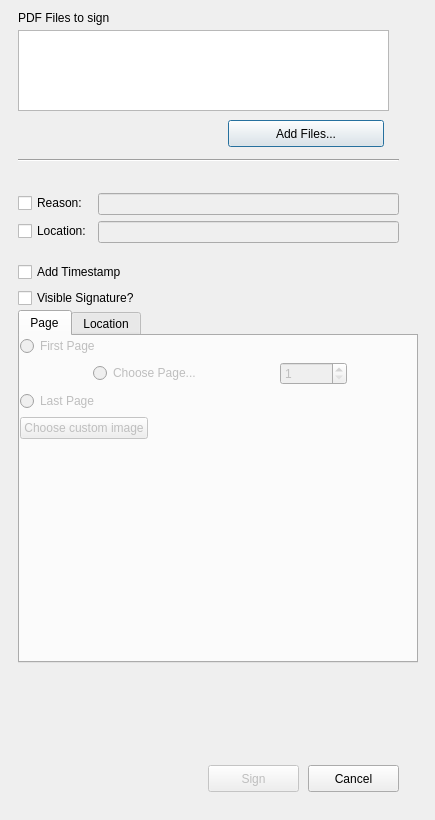
Old version of the form pteid-mw-pt/_src/eidmw/eidgui/PDFSignWindow.ui in the repository amagovpt/autenticacao.gov.
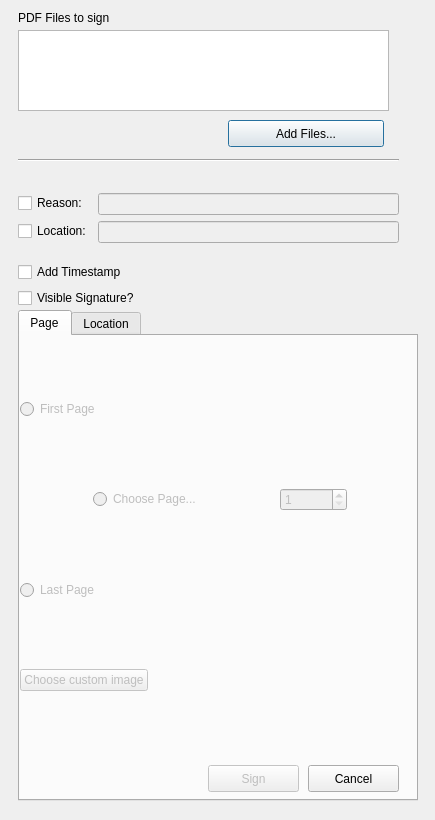
New version of the form. Custom widgets are drawn as their Qt base class.

Commit message: New preview including the default CC logo and the user-selected image

Patch:
```diff
--- a/pteid-mw-pt/_src/eidmw/eidgui/PDFSignWindow.ui
+++ b/pteid-mw-pt/_src/eidmw/eidgui/PDFSignWindow.ui
@@ -82,7 +82,7 @@
       <x>10</x>
       <y>310</y>
       <width>400</width>
-      <height>353</height>
+      <height>491</height>
      </rect>
     </property>
     <layout class="QVBoxLayout" name="vertical_layout_tab1">
@@ -91,6 +91,18 @@
      </property>
      <item>
       <widget class="QTabWidget" name="tabWidget">
+       <property name="sizePolicy">
+        <sizepolicy hsizetype="Expanding" vsizetype="Minimum">
+         <horstretch>0</horstretch>
+         <verstretch>0</verstretch>
+        </sizepolicy>
+       </property>
+       <property name="minimumSize">
+        <size>
+         <width>0</width>
+         <height>380</height>
+        </size>
+       </property>
        <property name="currentIndex">
         <number>0</number>
        </property>
@@ -104,10 +116,13 @@
            <x>0</x>
            <y>0</y>
            <width>400</width>
-           <height>300</height>
+           <height>421</height>
           </rect>
          </property>
          <layout class="QVBoxLayout" name="verticalLayout">
+          <property name="sizeConstraint">
+           <enum>QLayout::SetDefaultConstraint</enum>
+          </property>
           <item>
            <widget class="QRadioButton" name="radioButton_firstpage">
             <property name="enabled">
@@ -186,20 +201,7 @@
             </property>
            </widget>
           </item>
-          <item>
-           <widget class="QLabel" name="label_selectedimg">
-            <property name="sizePolicy">
-             <sizepolicy hsizetype="Maximum" vsizetype="Expanding">
-              <horstretch>0</horstretch>
-              <verstretch>0</verstretch>
-             </sizepolicy>
-            </property>
-            <property name="text">
-             <string/>
-            </property>
-           </widget>
-          </item>
-         </layout>
+        </layout>
         </widget>
        </widget>
        <widget class="QWidget" name="tab_2">
```
Left out of the diff: 3 changed lines with no effect on the pictures. The commit also changes 5 other files.
